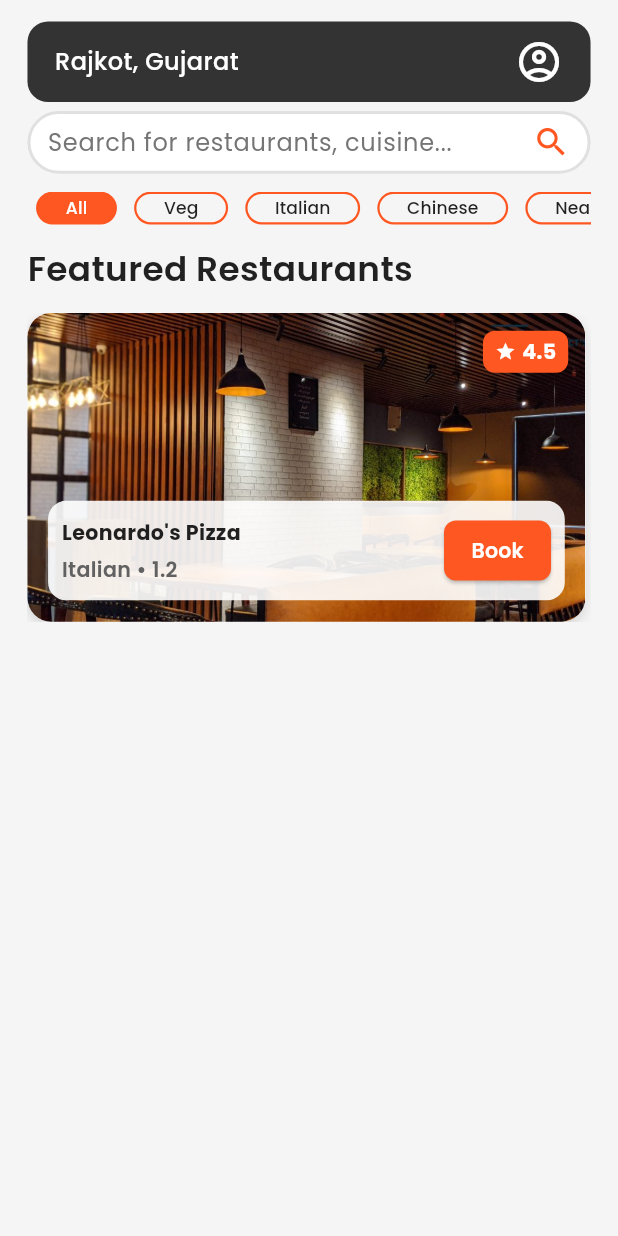
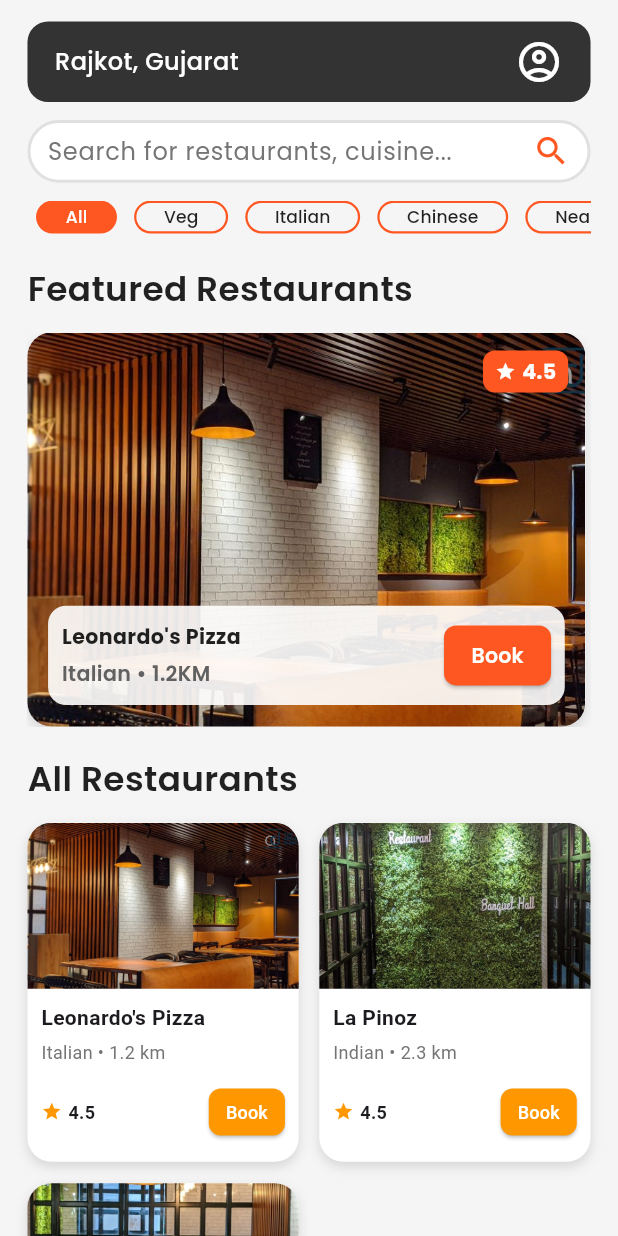
Before and after one commit to krish-solanki/Restro_App, a Flutter app: the screen it shows after launch, on a phone screen of 412 x 824 dp. Run offline on Flutter 3.47's test engine with Material 3 defaults, Android fonts, the phone set to English and light mode, and no system bars; our stand-ins replace flutter_screenutil.

Commit message:
Complete User Home Page

```diff
--- a/lib/Model/UserModel/Restaurent.dart
+++ b/lib/Model/UserModel/Restaurent.dart
@@ -13,7 +13,21 @@ class Restaurant {
     required this.rating,
   });
 
-  // Access data like restaurant['name']
+  // Create object from a map
+  factory Restaurant.fromMap(Map<String, dynamic> map) {
+    if (map.isEmpty) {
+      throw ArgumentError('Map cannot be empty');
+    }
+    return Restaurant(
+      name: map['name'] ?? '',
+      imageUrl: map['imageUrl'] ?? '',
+      cuisine: map['cuisine'] ?? '',
+      distance: map['distance'] ?? '',
+      rating: (map['rating'] ?? 0).toDouble(),
+    );
+  }
+
+  // Allow `restaurant['name']` syntax
   dynamic operator [](String key) {
     switch (key) {
       case 'name':
@@ -30,4 +44,15 @@ class Restaurant {
         throw ArgumentError('Invalid property name: $key');
     }
   }
+
+  // Optional (if you ever need to convert back)
+  Map<String, dynamic> toMap() {
+    return {
+      'name': name,
+      'imageUrl': imageUrl,
+      'cuisine': cuisine,
+      'distance': distance,
+      'rating': rating,
+    };
+  }
 }
--- a/lib/Style/Dimensions.dart
+++ b/lib/Style/Dimensions.dart
@@ -7,7 +7,8 @@ class Dimensions {
   static double height5 = 0.05.sh;
   static double height10 = 0.10.sh;
   static double height20 = 0.20.sh;
-  static double height30 = 0.25.sh;
+  static double height25 = 0.25.sh;
+  static double height40 = 0.40.sh;
 
   // Widths
   static double fullWidth = ScreenUtil().screenWidth;
--- a/lib/Users/UserPages/UserHome.dart
+++ b/lib/Users/UserPages/UserHome.dart
@@ -4,6 +4,7 @@ import 'package:restro_table_booking_app/Model/UserModel/Restaurent.dart';
 import 'package:restro_table_booking_app/Style/Color.dart';
 import 'package:restro_table_booking_app/Style/Dimensions.dart';
 import 'package:restro_table_booking_app/Style/TextStyle.dart';
+import 'package:restro_table_booking_app/Widgets/UserWidgets/AllRestaurent.dart';
 import 'package:restro_table_booking_app/Widgets/UserWidgets/FeaturesReastaurents.dart';
 
 class UserHome extends StatefulWidget {
@@ -26,7 +27,7 @@ class _UserHomeState extends State<UserHome>
     'Top Rated',
   ];
 
-  // Sample static data
+  // ✅ Static sample restaurant list
   final List<Restaurant> featureRestaurants = [
     Restaurant(
       name: "Leonardo's Pizza",
@@ -37,14 +38,14 @@ class _UserHomeState extends State<UserHome>
     ),
     Restaurant(
       name: 'La Pinoz',
-      imageUrl: 'images/Interior/interior1.jpg',
+      imageUrl: 'images/Interior/interior2.jpg',
       cuisine: 'Indian',
       distance: '2.3',
       rating: 4.5,
     ),
     Restaurant(
       name: 'Burger King',
-      imageUrl: 'images/Interior/interior1.jpg',
+      imageUrl: 'images/Interior/interior3.jpg',
       cuisine: 'American',
       distance: '5',
       rating: 3.3,
@@ -68,12 +69,13 @@ class _UserHomeState extends State<UserHome>
     return Scaffold(
       backgroundColor: AppColors.backgroundColor,
       body: SafeArea(
+        child: SingleChildScrollView(
           child: Padding(
             padding: EdgeInsets.symmetric(horizontal: 16.w, vertical: 12.h),
             child: Column(
               crossAxisAlignment: CrossAxisAlignment.start,
               children: [
-              // 🔹 Location Bar
+                // 🔹 Location Bar (Your Code)
                 Container(
                   height: 45.h,
                   width: Dimensions.fullWidth,
@@ -101,7 +103,7 @@ class _UserHomeState extends State<UserHome>
                     ],
                   ),
                 ),
-              SizedBox(height: 5.h),
+                SizedBox(height: 10.h),
                 // 🔹 Category Tabs (Your original rounded style)
                 Container(
                   height: 35.h,
@@ -187,15 +189,16 @@ class _UserHomeState extends State<UserHome>
                     ),
                   ),
                 ),
-              SizedBox(height: 10.h),
+                SizedBox(height: 16.h),
 
                 // 🔹 Featured Restaurants Section
                 Text('Featured Restaurants',
                     style: AppTextstyle.featureRestaurentTextStyle()),
                 SizedBox(height: 10.h),
 
+                // ✅ Horizontal scroll section
                 SizedBox(
-                height: Dimensions.height30,
+                  height: 220.h,
                   child: ListView.builder(
                     scrollDirection: Axis.horizontal,
                     itemCount: featureRestaurants.length,
@@ -205,7 +208,32 @@ class _UserHomeState extends State<UserHome>
                     },
                   ),
                 ),
+
+                SizedBox(height: 16.h),
+
+                // 🔹 All Restaurants (Grid)
+                Text('All Restaurants',
+                    style: AppTextstyle.featureRestaurentTextStyle()),
+
+                SizedBox(height: 10.h),
+
+                GridView.builder(
+                  shrinkWrap: true,
+                  physics: const NeverScrollableScrollPhysics(),
+                  itemCount: featureRestaurants.length,
+                  gridDelegate: SliverGridDelegateWithFixedCrossAxisCount(
+                    crossAxisCount: 2,
+                    crossAxisSpacing: 12.w,
+                    mainAxisSpacing: 12.h,
+                    childAspectRatio: 0.8, // You can adjust this ratio
+                  ),
+                  itemBuilder: (context, index) {
+                    final restaurant = featureRestaurants[index];
+                    return AllRestaurent(restaurant: restaurant);
+                  },
+                ),
               ],
+            ),
           ),
         ),
       ),
--- /dev/null
+++ b/lib/Widgets/UserWidgets/AllRestaurent.dart
@@ -0,0 +1,113 @@
+import 'package:flutter/material.dart';
+import 'package:flutter_screenutil/flutter_screenutil.dart';
+import 'package:restro_table_booking_app/Model/UserModel/Restaurent.dart';
+import 'package:restro_table_booking_app/Style/Color.dart';
+
+class AllRestaurent extends StatelessWidget {
+  final Restaurant restaurant;
+  const AllRestaurent({super.key, required this.restaurant});
+
+  @override
+  Widget build(BuildContext context) {
+    return Container(
+           decoration: BoxDecoration(
+        color: Colors.white,
+        borderRadius: BorderRadius.circular(16),
+        boxShadow: const [
+          BoxShadow(
+            color: AppColors.blackColor12,
+            blurRadius: 6,
+            offset: Offset(0, 3),
+          ),
+        ],
+      ),
+      child: Column(
+        crossAxisAlignment: CrossAxisAlignment.start,
+        children: [
+          // 🔹 Restaurant Image
+          Expanded(
+            child: ClipRRect(
+              borderRadius: const BorderRadius.only(
+                topLeft: Radius.circular(16),
+                topRight: Radius.circular(16),
+              ),
+              child: Image.asset(
+                restaurant.imageUrl,
+                width: double.infinity,
+                fit: BoxFit.cover,
+              ),
+            ),
+          ),
+
+          // 🔹 Restaurant Details
+          Padding(
+            padding: EdgeInsets.all(8.w),
+            child: Column(
+              crossAxisAlignment: CrossAxisAlignment.start,
+              children: [
+                Text(
+                  restaurant.name,
+                  style: const TextStyle(
+                    fontSize: 14,
+                    fontWeight: FontWeight.bold,
+                  ),
+                  overflow: TextOverflow.ellipsis,
+                ),
+                SizedBox(height: 4.h),
+                Text(
+                  "${restaurant.cuisine} • ${restaurant.distance} km",
+                  style: TextStyle(
+                    fontSize: 12,
+                    color: Colors.grey[600],
+                  ),
+                  overflow: TextOverflow.ellipsis,
+                ),
+                SizedBox(height: 6.h),
+                Row(
+                  mainAxisAlignment: MainAxisAlignment.spaceBetween,
+                  children: [
+                    Row(
+                      children: [
+                        const Icon(Icons.star,
+                            color: Colors.orange, size: 14),
+                        const SizedBox(width: 4),
+                        Text(
+                          restaurant.rating.toString(),
+                          style: const TextStyle(
+                            fontSize: 12,
+                            fontWeight: FontWeight.w600,
+                          ),
+                        ),
+                      ],
+                    ),
+                    ElevatedButton(
+                      onPressed: () {},
+                      style: ElevatedButton.styleFrom(
+                        backgroundColor: Colors.orange,
+                        padding: EdgeInsets.symmetric(
+                          horizontal: 10.w,
+                          vertical: 6.h,
+                        ),
+                        shape: RoundedRectangleBorder(
+                          borderRadius: BorderRadius.circular(8),
+                        ),
+                        minimumSize: Size.zero,
+                      ),
+                      child: const Text(
+                        "Book",
+                        style: TextStyle(
+                          fontSize: 12,
+                          color: Colors.white,
+                        ),
+                      ),
+                    ),
+                  ],
+                ),
+              ],
+            ),
+          ),
+        ],
+      ),
+    );
+  }
+}
--- a/lib/Widgets/UserWidgets/FeaturesReastaurents.dart
+++ b/lib/Widgets/UserWidgets/FeaturesReastaurents.dart
@@ -87,7 +87,7 @@ class FeaturesReastaurents extends StatelessWidget {
                         ),
                         SizedBox(height: 4.h),
                         Text(
-                          "${restaurant['cuisine']} • ${restaurant['distance']}",
+                          "${restaurant['cuisine']} • ${restaurant['distance'] + 'KM'}",
                           style: AppTextstyle.restaurentFeature(2, false),
                           overflow: TextOverflow.ellipsis,
                         ),
```
Lines whose indentation alone changed are shown as unchanged.
